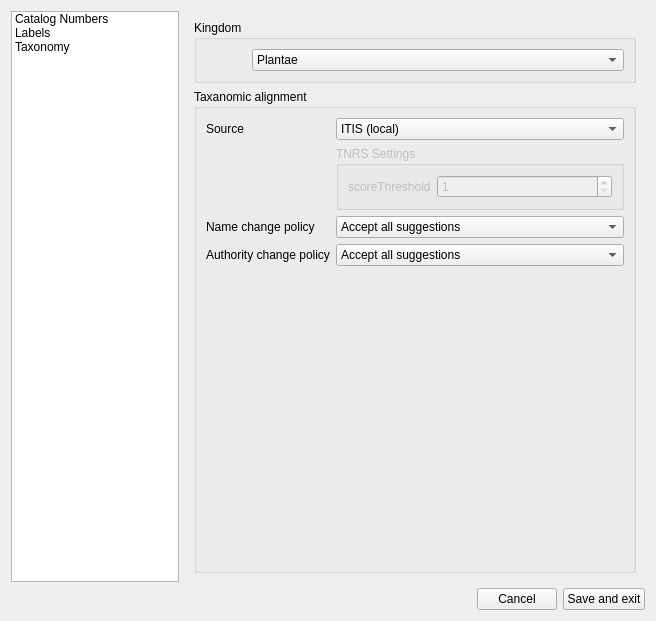
Above: ui/settingsUI.ui from CapPow/collBook before the change. Below: the same form after it.
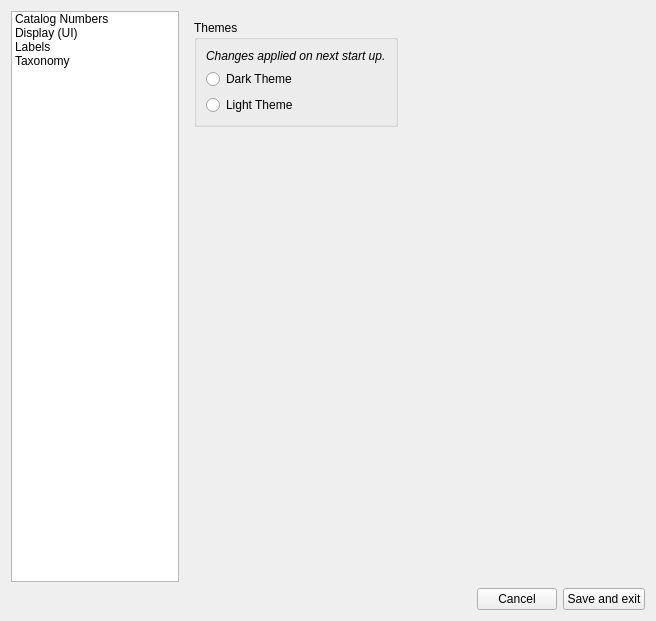
That is the form after the change. Icons and pictures are not drawn.

Commit message: added dark theme as optional

Patch:
```diff
--- a/ui/settingsUI.ui
+++ b/ui/settingsUI.ui
@@ -56,6 +56,11 @@
             <string>Catalog Numbers</string>
            </property>
           </item>
+          <item>
+           <property name="text">
+            <string>Display (UI)</string>
+           </property>
+          </item>
           <item>
            <property name="text">
             <string>Labels</string>
@@ -82,7 +87,7 @@
            </sizepolicy>
           </property>
           <property name="currentIndex">
-           <number>2</number>
+           <number>1</number>
           </property>
           <widget class="QWidget" name="page">
            <layout class="QGridLayout" name="gridLayout_6">
@@ -229,6 +234,75 @@
             </item>
            </layout>
           </widget>
+          <widget class="QWidget" name="page_2">
+           <layout class="QGridLayout" name="gridLayout_7">
+            <item row="1" column="0">
+             <spacer name="verticalSpacer_2">
+              <property name="orientation">
+               <enum>Qt::Vertical</enum>
+              </property>
+              <property name="sizeHint" stdset="0">
+               <size>
+                <width>20</width>
+                <height>40</height>
+               </size>
+              </property>
+             </spacer>
+            </item>
+            <item row="0" column="0">
+             <widget class="QGroupBox" name="groupBox_2">
+              <property name="title">
+               <string>Themes</string>
+              </property>
+              <layout class="QGridLayout" name="gridLayout_8">
+               <item row="2" column="0">
+                <widget class="QRadioButton" name="value_LightTheme">
+                 <property name="text">
+                  <string>Light Theme</string>
+                 </property>
+                </widget>
+               </item>
+               <item row="1" column="0">
+                <widget class="QRadioButton" name="value_DarkTheme">
+                 <property name="text">
+                  <string>Dark Theme</string>
+                 </property>
+                </widget>
+               </item>
+               <item row="0" column="0" alignment="Qt::AlignHCenter">
+                <widget class="QLabel" name="label_11">
+                 <property name="enabled">
+                  <bool>true</bool>
+                 </property>
+                 <property name="font">
+                  <font>
+                   <pointsize>9</pointsize>
+                   <italic>true</italic>
+                  </font>
+                 </property>
+                 <property name="text">
+                  <string>Changes applied on next start up.</string>
+                 </property>
+                </widget>
+               </item>
+              </layout>
+             </widget>
+            </item>
+            <item row="0" column="1">
+             <spacer name="horizontalSpacer_5">
+              <property name="orientation">
+               <enum>Qt::Horizontal</enum>
+              </property>
+              <property name="sizeHint" stdset="0">
+               <size>
+                <width>40</width>
+                <height>20</height>
+               </size>
+              </property>
+             </spacer>
+            </item>
+           </layout>
+          </widget>
           <widget class="QWidget" name="labelPrefPage">
            <layout class="QGridLayout" name="gridLayout">
             <item row="0" column="0">
```
Left out of the diff: 4 changed lines with no effect on the pictures. The commit also changes 5 other files.
